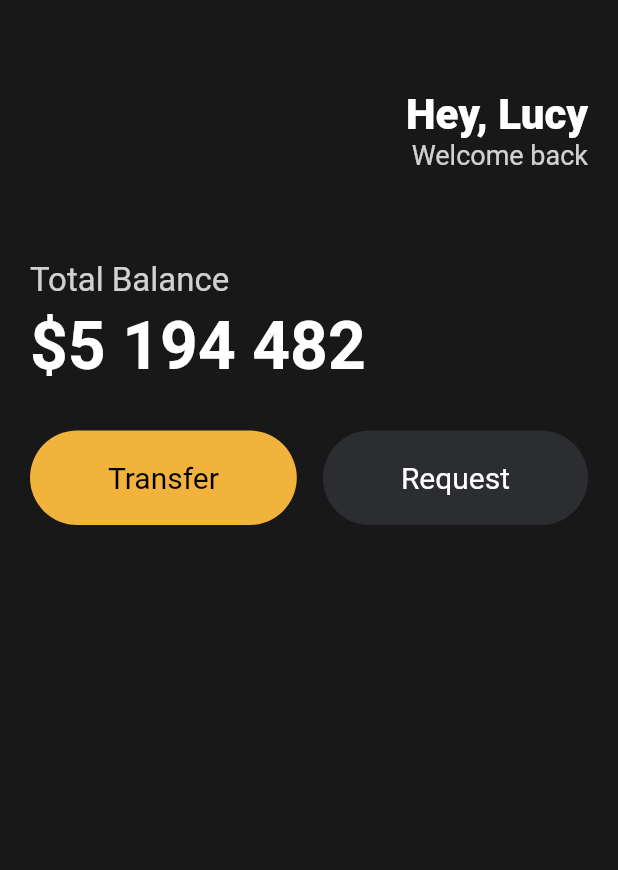
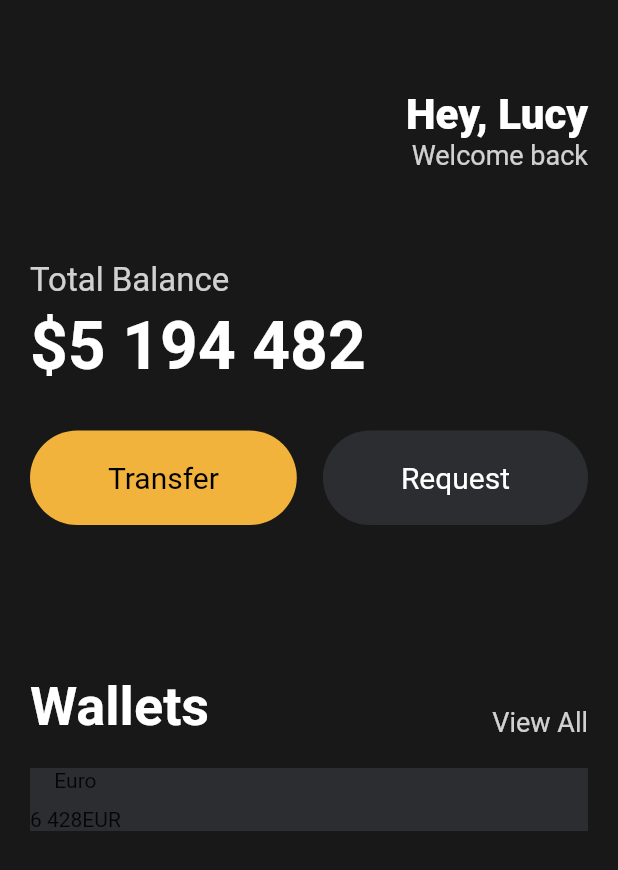
Before and after one commit to bingba2022/flutter_course, a Flutter app: the screen it shows after launch, on a phone screen of 412 x 824 dp. Shown: the top 870 px of the screen. Run offline on Flutter 3.47's test engine with Material 2 defaults, Android fonts, the phone set to English and light mode, and no system bars.

Commit message:
Added wallet and currency title

```diff
--- a/lib/main.dart
+++ b/lib/main.dart
@@ -85,7 +85,55 @@ class App extends StatelessWidget {
                       bgColor: Color.fromARGB(255, 43, 45, 48),
                       textColor: Colors.white),
                 ],
-              )
+              ),
+              const SizedBox(
+                height: 100,
+              ),
+              Row(
+                crossAxisAlignment: CrossAxisAlignment.end,
+                mainAxisAlignment: MainAxisAlignment.spaceBetween,
+                children: [
+                  const Text(
+                    'Wallets',
+                    style: TextStyle(
+                      color: Colors.white,
+                      fontSize: 36,
+                      fontWeight: FontWeight.w600,
+                    ),
+                  ),
+                  Text(
+                    'View All',
+                    style: TextStyle(
+                      color: Colors.white.withOpacity(0.8),
+                      fontSize: 18,
+                    ),
+                  ),
+                ],
+              ),
+              const SizedBox(
+                height: 20,
+              ),
+              Container(
+                decoration: const BoxDecoration(
+                  color: Color.fromARGB(255, 43, 45, 48),
+                ),
+                child: Row(
+                  children: [
+                    Column(
+                      children: [
+                        const Text('Euro'),
+                        const SizedBox(height: 10),
+                        Row(
+                          children: const [
+                            Text('6 428'),
+                            Text('EUR'),
+                          ],
+                        ),
+                      ],
+                    ),
+                  ],
+                ),
+              ),
             ],
           ),
         ),
```
